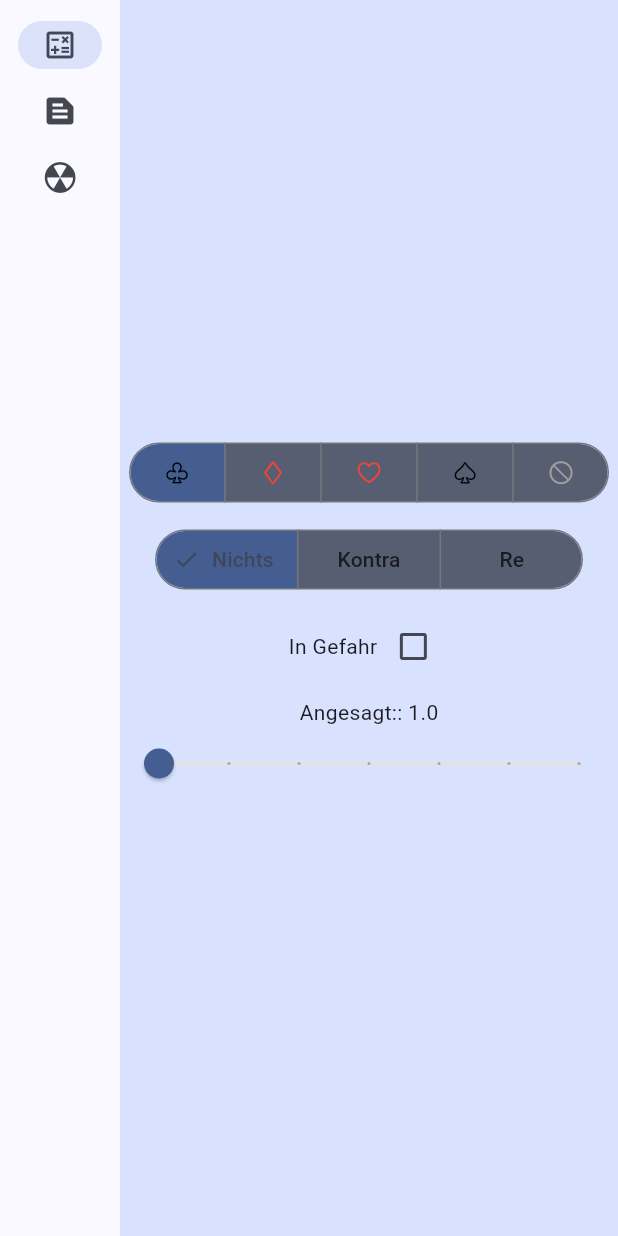
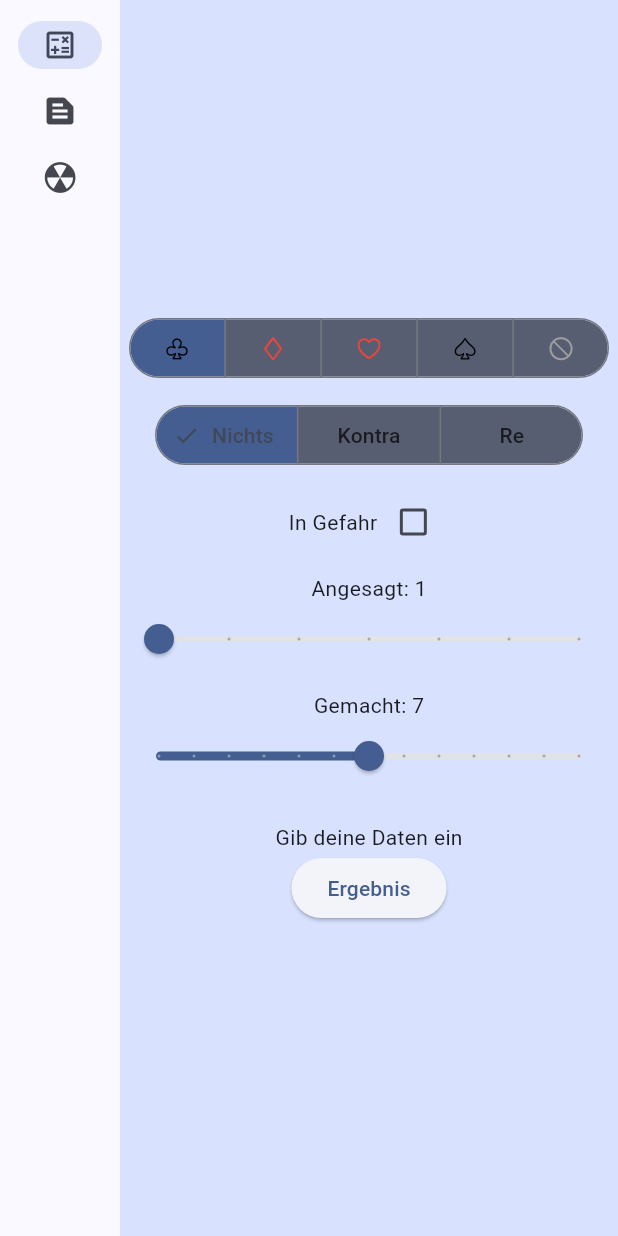
Before and after one commit to nienananas/bridge_score, a Flutter app: the screen it shows after launch, on a phone screen of 412 x 824 dp. Run offline on Flutter 3.47's test engine with Material 3 defaults, Android fonts, the phone set to English and light mode, and no system bars.

Commit message:
Finished calculate imput

```diff
--- /dev/null
+++ b/devtools_options.yaml
@@ -0,0 +1,3 @@
+description: This file stores settings for Dart & Flutter DevTools.
+documentation: https://docs.flutter.dev/tools/devtools/extensions#configure-extension-enablement-states
+extensions:
--- a/lib/data.dart
+++ b/lib/data.dart
@@ -65,19 +65,21 @@ enum Multipliers {
 class Evaluator {
   final Colour colour;
   final Multipliers multipliers;
-  final int value;
-  final bool won;
+  final int called;
+  final int made;
   final bool danger;
 
   const Evaluator({
     required this.colour,
     required this.multipliers,
-    required this.value,
-    required this.won,
+    required this.called,
+    required this.made,
     required this.danger
   });
 
   int evaluate() {
+    if (made >= called) {
+    }
     return 0;
   }
 }
--- a/lib/pages/calculator_page.dart
+++ b/lib/pages/calculator_page.dart
@@ -14,6 +14,7 @@ class _CalculatorPageState extends State<CalculatorPage> {
   @override
   Widget build(BuildContext context) {
     var appState = context.watch<MyAppState>();
+
 
     void updateSelectedColour(Set<int> selected) {
       setState(() {
@@ -44,12 +45,7 @@ class _CalculatorPageState extends State<CalculatorPage> {
         .map((m) => ButtonSegment(label: Text(m.symbol), value: m.index))
         .toList();
 
-    return Center(
-      child: Column(
-        mainAxisAlignment: MainAxisAlignment.center,
-        children: [
-          SegmentedButton(
-            style: ButtonStyle(
+    var buttonStyle = ButtonStyle(
       backgroundColor:
       WidgetStateProperty.resolveWith<Color?>((states) {
         if (states.contains(WidgetState.selected)) {
@@ -58,12 +54,17 @@ class _CalculatorPageState extends State<CalculatorPage> {
               .primary; // Highlighted color for selected segment
         }
         return Theme.of(context)
-                    .colorScheme
-                    .secondary; // Default background color for unselected segments
+            .colorScheme.secondary; // Default background color for unselected segments
       }),
-              //WidgetStatePropertyAll(
-              //Theme.of(context).colorScheme.primary)),
-            ),
+    );
+
+    return Center(
+      child: SingleChildScrollView(
+        child: Column(
+          mainAxisAlignment: MainAxisAlignment.center,
+          children: [
+            SegmentedButton(
+              style: buttonStyle,
               segments: colourSegments,
               selected: {appState.colour.index},
               showSelectedIcon: false,
@@ -71,19 +72,7 @@ class _CalculatorPageState extends State<CalculatorPage> {
             ),
             const SizedBox(height: 10),
             SegmentedButton(
-            style: ButtonStyle(
-              backgroundColor:
-                  WidgetStateProperty.resolveWith<Color?>((states) {
-                if (states.contains(WidgetState.selected)) {
-                  return Theme.of(context)
-                      .colorScheme
-                      .primary; // Highlighted color for selected segment
-                }
-                return Theme.of(context)
-                    .colorScheme
-                    .secondary; // Default background color for unselected segments
-              }),
-            ),
+              style: buttonStyle,
               segments: multiplierSegments,
               selected: {appState.multiplier.index},
               onSelectionChanged: updateSelectedMultiplier,
@@ -108,10 +97,35 @@ class _CalculatorPageState extends State<CalculatorPage> {
               value: appState.called.toDouble(),
               min: 1,
               max: 7,
-            label: "Angesagt:",
-          )
+              label: "Angesagt",
+            ),
+            const SizedBox(height: 10),
+            DiscreteSlider(
+              moved: appState.setMade,
+              value: appState.made.toDouble(),
+              min: 1,
+              max: 13,
+              label: "Gemacht",
+            ),
+            const SizedBox(height: 20),
+            Text((appState.result == null) ? "Gib deine Daten ein" : "Ergebnis: ${appState.result}"),
+            ElevatedButton(
+                child: const Text("Ergebnis"),
+                onPressed: () {
+                  var evaluator = Evaluator(
+                    colour: appState.colour,
+                    multipliers: appState.multiplier,
+                    called: appState.called,
+                    made: appState.made,
+                    danger: appState.danger,
+                  );
 
+                  setState(() {
+                    appState.setResult(evaluator.evaluate());
+                  });
+                }),
           ],
+        ),
       ),
     );
   }
--- a/lib/pages/danger_page.dart
+++ b/lib/pages/danger_page.dart
@@ -36,7 +36,7 @@ class _DangerPageState extends State<DangerPage> {
               text = [
                 "Niemand in Gefahr",
                 "NS in Gefahr",
-                "OS in Gefahr",
+                "OW in Gefahr",
                 "Alle in Gefahr!"
               ][rand];
             });
--- a/lib/pages/home_page.dart
+++ b/lib/pages/home_page.dart
@@ -44,11 +44,11 @@ class _MyHomePageState extends State<MyHomePage> {
                   ),
                   NavigationRailDestination(
                     icon: Icon(Icons.text_snippet),
-                    label: Text('Favorites'),
+                    label: Text('Regeln'),
                   ),
                   NavigationRailDestination(
                     icon: Icon(CupertinoIcons.burn),
-                    label: Text('Favorites'),
+                    label: Text('Gefahr'),
                   ),
                 ],
                 selectedIndex: selectedIndex,
--- a/lib/widgets/discrete_slider.dart
+++ b/lib/widgets/discrete_slider.dart
@@ -1,13 +1,15 @@
 import 'package:flutter/material.dart';
 
 class DiscreteSlider extends StatelessWidget {
-  const DiscreteSlider({super.key,
-    required this.moved,
-    required this.value,
-    required this.min,
-    required this.max, required this.label});
+  const DiscreteSlider(
+      {super.key,
+      required this.moved,
+      required this.value,
+      required this.min,
+      required this.max,
+      required this.label});
 
-  final Function(int) moved;
+  final Function(double) moved;
   final double value;
   final int min;
   final int max;
@@ -17,14 +19,14 @@ class DiscreteSlider extends StatelessWidget {
   Widget build(BuildContext context) {
     return Column(
       children: [
-        Text("$label: $value"),
+        Text("$label: ${value.toInt()}"),
         Slider(
             value: value,
             divisions: max - min,
             min: min.toDouble(),
-            max: min.toDouble(),
+            max: max.toDouble(),
             onChanged: (value) {
-              moved(value.round());
+              moved(value);
             }),
       ],
     );
```
Also changed, not shown: lib/main.dart (+13 -2 lines). Lines whose indentation alone changed are shown as unchanged.
